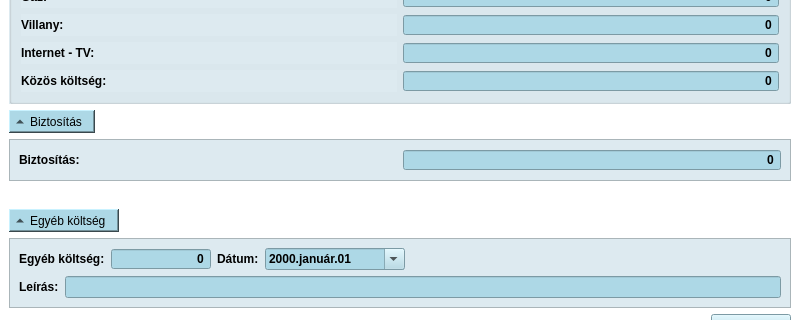
Qt form FamilyFinancies/activityhouse.ui (DannyFreecs/FamilyBudgetSimple) before a commit; both pictures show x 0 to 800 and y 133 to 453 of the 800 by 600 pixel window.
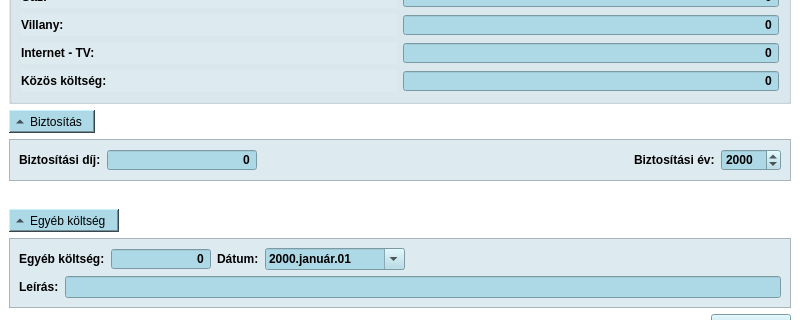
The same form after that commit. Custom widgets are drawn as their Qt base class.

Commit message: ActivityHouse setupDateEdits

```diff
--- a/FamilyFinancies/activityhouse.ui
+++ b/FamilyFinancies/activityhouse.ui
@@ -338,12 +338,18 @@
               </font>
              </property>
              <property name="text">
-              <string>Biztosítás:</string>
+              <string>Biztosítási díj:</string>
              </property>
             </widget>
            </item>
            <item>
             <widget class="CurrencySpinBox" name="spinBoxInsurance">
+             <property name="minimumSize">
+              <size>
+               <width>150</width>
+               <height>0</height>
+              </size>
+             </property>
              <property name="font">
               <font>
                <bold>true</bold>
@@ -363,6 +369,52 @@
              </property>
             </widget>
            </item>
+           <item>
+            <spacer name="horizontalSpacer_3">
+             <property name="orientation">
+              <enum>Qt::Horizontal</enum>
+             </property>
+             <property name="sizeHint" stdset="0">
+              <size>
+               <width>40</width>
+               <height>20</height>
+              </size>
+             </property>
+            </spacer>
+           </item>
+           <item>
+            <widget class="QLabel" name="labelInsuranceYear">
+             <property name="font">
+              <font>
+               <bold>true</bold>
+              </font>
+             </property>
+             <property name="text">
+              <string>Biztosítási év:</string>
+             </property>
+            </widget>
+           </item>
+           <item>
+            <widget class="QDateEdit" name="dateEditInsurance">
+             <property name="minimumSize">
+              <size>
+               <width>60</width>
+               <height>0</height>
+              </size>
+             </property>
+             <property name="font">
+              <font>
+               <bold>true</bold>
+              </font>
+             </property>
+             <property name="styleSheet">
+              <string notr="true">background-color: rgb(173, 216, 230);</string>
+             </property>
+             <property name="displayFormat">
+              <string>yyyy</string>
+             </property>
+            </widget>
+           </item>
           </layout>
          </item>
         </layout>
```
Left out of the diff: 3 changed lines with no effect on the pictures. The commit also changes 3 other files.
